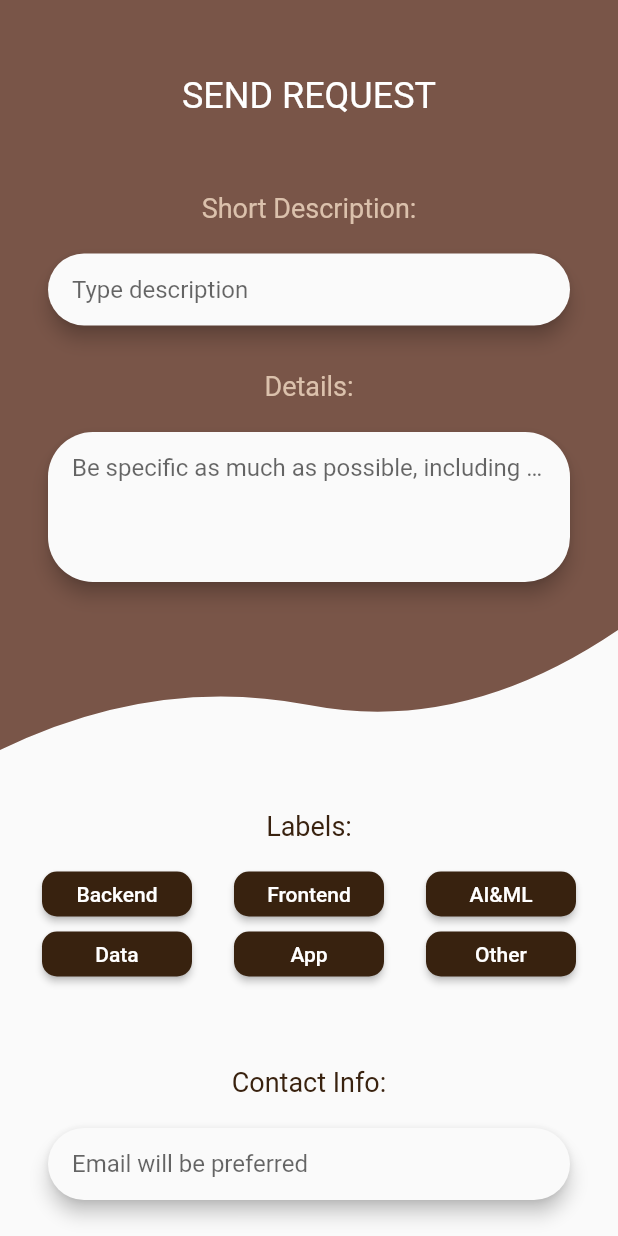
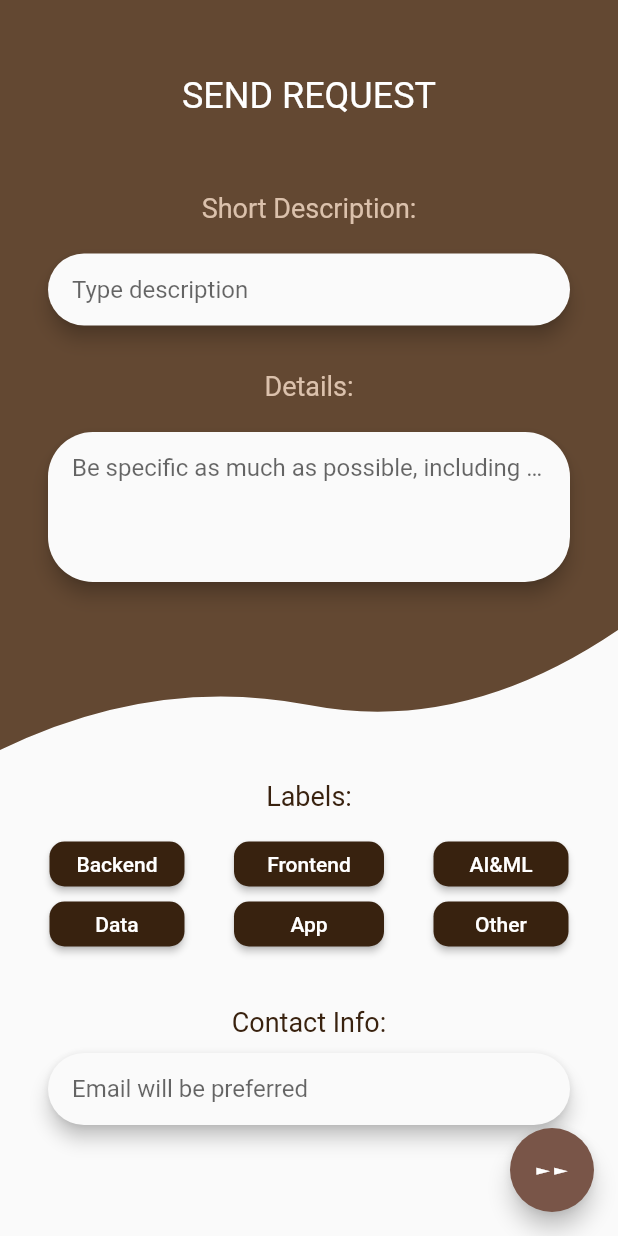
Before and after one commit to Code4Good-UWMadison/UWanted, a Flutter app: the Request screen opened directly, on a phone screen of 412 x 824 dp. Run offline on Flutter 3.47's test engine with Material 2 defaults, Android fonts, the phone set to English and light mode, and no system bars; our stand-ins replace cloud_firestore, firebase_auth; accounts and stored records are empty.

Commit message:
add button

```diff
--- a/lib/pages/send_request.dart
+++ b/lib/pages/send_request.dart
@@ -1,5 +1,5 @@
-//Written By Katherine Fu
 import 'package:flutter/material.dart';
+
 
 class App extends StatelessWidget {
   // This widget is the root of your application.
@@ -27,7 +27,16 @@ class Request extends StatelessWidget {
                       BottomPart(),
 
                     ],
-          )
+          ),
+
+          floatingActionButton: FloatingActionButton(
+            onPressed:(){
+            //submit and go to another page
+          },
+            backgroundColor: Colors.brown,
+            child: Text("►►",style:TextStyle(color:Colors.white ),),
+          ),
+
       );
   }
   }
@@ -43,20 +52,13 @@ class TopPart extends StatefulWidget{
 }
 
 class _TopPartState extends State<TopPart>{
-  var isBackendSelected=true;
-  var isFrontendSelected=false;
-  var isAlMlSelected=false;
-  var isDateSelected=false;
-  var isAppSelected=false;
-  var isOtherSelected=false;
-
   @override
   Widget build(BuildContext context) {
         return  Stack(
             children:<Widget>[
                 ClipPath(clipper: CustomShapeClipper(),
                     child: Container(height:500.0,
-                      decoration:BoxDecoration(color: Colors.brown),
+                      decoration:BoxDecoration(color: firstColor),
                     child:Column(
                        mainAxisSize : MainAxisSize.max,
                        crossAxisAlignment: CrossAxisAlignment.center,
@@ -188,14 +190,14 @@ return Column(
     crossAxisAlignment: CrossAxisAlignment.center,
   children: <Widget>[
 
-                      SizedBox(height:40.0,),
+                      SizedBox(height:20.0,),
                       Text("Labels:", style:TextStyle(fontSize:18.0,color:textColor,decoration: TextDecoration.none),textAlign:TextAlign.center,),
                        SizedBox(height:20.0),
                                  Row(
                   mainAxisAlignment: MainAxisAlignment.spaceEvenly,
                   children: <Widget>[
                     new SizedBox(
-                      width: 100,
+                      width: 90,
                       height: 30,
                       child: LabelWidget(Text('Backend',style:TextStyle(color:Colors.white),)),
                     ),
@@ -205,7 +207,7 @@ return Column(
                       child: LabelWidget(Text('Frontend',style:TextStyle(color:Colors.white),)),
                     ),
                     new SizedBox(
-                      width: 100,
+                      width: 90,
                       height: 30,
                       child: LabelWidget(Text('AI&ML',style:TextStyle(color:Colors.white),)),
                     ),
@@ -217,7 +219,7 @@ return Column(
                     mainAxisAlignment: MainAxisAlignment.spaceEvenly,
                     children: <Widget>[
                       new SizedBox(
-                        width: 100,
+                        width: 90,
                         height: 30,
                         child: LabelWidget(Text('Data',style:TextStyle(color:Colors.white),)),
                       ),
@@ -227,7 +229,7 @@ return Column(
                         child: LabelWidget(Text('App',style:TextStyle(color:Colors.white),)),
                       ),
                       new SizedBox(
-                        width: 100,
+                        width: 90,
                         height: 30,
                         child: LabelWidget(Text('Other',style:TextStyle(color:Colors.white),)),
                       ),
@@ -235,11 +237,9 @@ return Column(
                   ),
                 ),
 
-
-
-                        SizedBox(height:50.0),
+                        SizedBox(height:30.0),
                         Text("Contact Info:", style:TextStyle(fontSize:18.0,color:textColor,decoration: TextDecoration.none),textAlign:TextAlign.left,),
-                        SizedBox(height:20.0),
+                        SizedBox(height:10.0),
                         Padding(
                           padding:EdgeInsets.symmetric(horizontal:32.0,),
                           child:Material(
```
